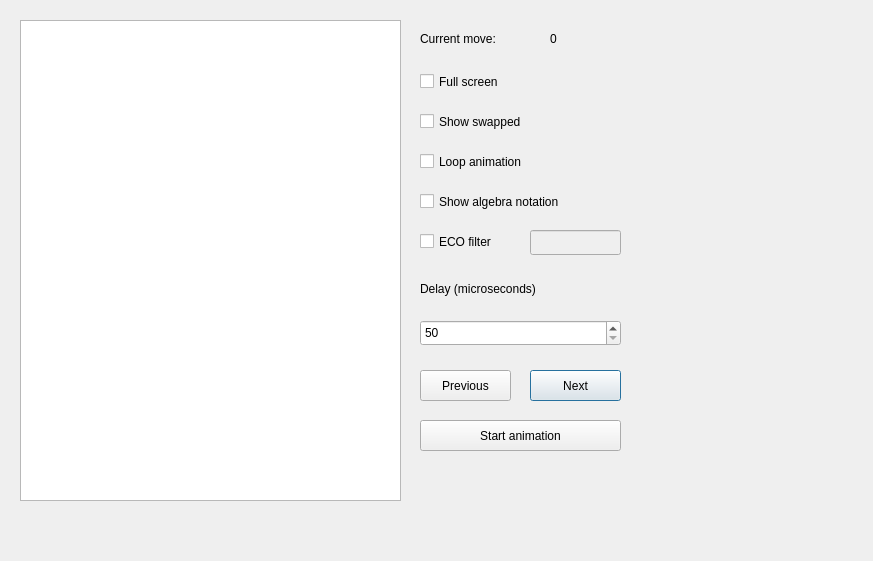
Qt form dialog.ui (dagmarhofman/fastChess) before a commit.
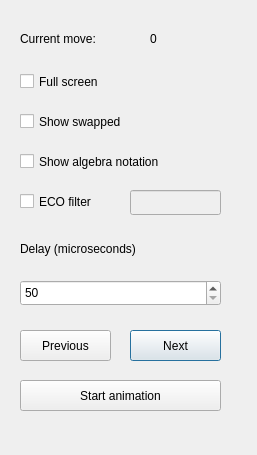
The same form after that commit.

The edit to the form file:
```diff
--- a/dialog.ui
+++ b/dialog.ui
@@ -6,8 +6,8 @@
    <rect>
     <x>0</x>
     <y>0</y>
-    <width>873</width>
-    <height>561</height>
+    <width>257</width>
+    <height>455</height>
    </rect>
   </property>
   <property name="windowTitle">
@@ -16,7 +16,7 @@
   <widget class="QLabel" name="label_2">
    <property name="geometry">
     <rect>
-     <x>420</x>
+     <x>20</x>
      <y>30</y>
      <width>110</width>
      <height>17</height>
@@ -29,7 +29,7 @@
   <widget class="QLabel" name="label_3">
    <property name="geometry">
     <rect>
-     <x>550</x>
+     <x>150</x>
      <y>30</y>
      <width>67</width>
      <height>17</height>
@@ -42,8 +42,8 @@
   <widget class="QPushButton" name="pushButton_2">
    <property name="geometry">
     <rect>
-     <x>530</x>
-     <y>370</y>
+     <x>130</x>
+     <y>330</y>
      <width>91</width>
      <height>31</height>
     </rect>
@@ -55,8 +55,8 @@
   <widget class="QPushButton" name="pushButton_3">
    <property name="geometry">
     <rect>
-     <x>420</x>
-     <y>370</y>
+     <x>20</x>
+     <y>330</y>
      <width>91</width>
      <height>31</height>
     </rect>
@@ -68,8 +68,8 @@
   <widget class="QPushButton" name="pushButton_4">
    <property name="geometry">
     <rect>
-     <x>420</x>
-     <y>420</y>
+     <x>20</x>
+     <y>380</y>
      <width>201</width>
      <height>31</height>
     </rect>
@@ -81,7 +81,7 @@
   <widget class="QCheckBox" name="checkBox">
    <property name="geometry">
     <rect>
-     <x>420</x>
+     <x>20</x>
      <y>110</y>
      <width>151</width>
      <height>23</height>
@@ -91,24 +91,11 @@
     <string>Show swapped</string>
    </property>
   </widget>
-  <widget class="QCheckBox" name="checkBox_2">
-   <property name="geometry">
-    <rect>
-     <x>420</x>
-     <y>150</y>
-     <width>141</width>
-     <height>23</height>
-    </rect>
-   </property>
-   <property name="text">
-    <string>Loop animation</string>
-   </property>
-  </widget>
   <widget class="QCheckBox" name="checkBox_3">
    <property name="geometry">
     <rect>
-     <x>420</x>
-     <y>190</y>
+     <x>20</x>
+     <y>150</y>
      <width>181</width>
      <height>23</height>
     </rect>
@@ -120,8 +107,8 @@
   <widget class="QSpinBox" name="spinBox">
    <property name="geometry">
     <rect>
-     <x>420</x>
-     <y>320</y>
+     <x>20</x>
+     <y>280</y>
      <width>201</width>
      <height>26</height>
     </rect>
@@ -142,8 +129,8 @@
   <widget class="QLabel" name="label_4">
    <property name="geometry">
     <rect>
-     <x>420</x>
-     <y>280</y>
+     <x>20</x>
+     <y>240</y>
      <width>201</width>
      <height>17</height>
     </rect>
@@ -155,7 +142,7 @@
   <widget class="QCheckBox" name="checkBox_4">
    <property name="geometry">
     <rect>
-     <x>420</x>
+     <x>20</x>
      <y>70</y>
      <width>121</width>
      <height>23</height>
@@ -165,24 +152,14 @@
     <string>Full screen</string>
    </property>
   </widget>
-  <widget class="QListWidget" name="listWidget">
-   <property name="geometry">
-    <rect>
-     <x>20</x>
-     <y>20</y>
-     <width>381</width>
-     <height>481</height>
-    </rect>
-   </property>
-  </widget>
   <widget class="QLineEdit" name="lineEdit">
    <property name="enabled">
     <bool>false</bool>
    </property>
    <property name="geometry">
     <rect>
-     <x>530</x>
-     <y>230</y>
+     <x>130</x>
+     <y>190</y>
      <width>91</width>
      <height>25</height>
     </rect>
@@ -191,8 +168,8 @@
   <widget class="QCheckBox" name="checkBox_5">
    <property name="geometry">
     <rect>
-     <x>420</x>
-     <y>230</y>
+     <x>20</x>
+     <y>190</y>
      <width>92</width>
      <height>23</height>
     </rect>
```
